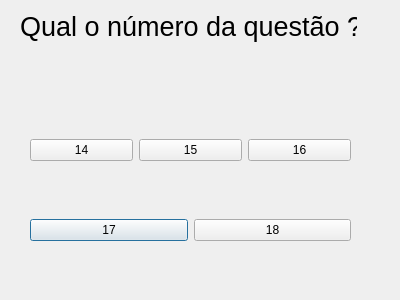
Old version of the form hardtwo.ui in the repository LuskaGarcia/GenioQuizQTCreator.
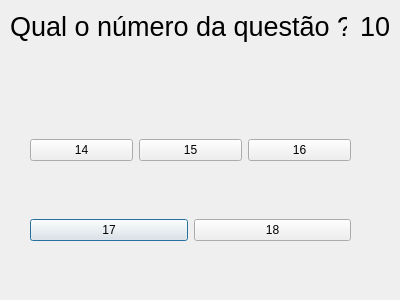
New version of the form.

The edit to the form file:
```diff
--- a/hardtwo.ui
+++ b/hardtwo.ui
@@ -16,7 +16,7 @@
   <widget class="QLabel" name="label">
    <property name="geometry">
     <rect>
-     <x>20</x>
+     <x>10</x>
      <y>10</y>
      <width>337</width>
      <height>33</height>
@@ -60,6 +60,24 @@
     </item>
    </layout>
   </widget>
+  <widget class="QLabel" name="contagemLabel">
+   <property name="geometry">
+    <rect>
+     <x>360</x>
+     <y>10</y>
+     <width>30</width>
+     <height>33</height>
+    </rect>
+   </property>
+   <property name="font">
+    <font>
+     <pointsize>20</pointsize>
+    </font>
+   </property>
+   <property name="text">
+    <string>10</string>
+   </property>
+  </widget>
   <widget class="QWidget" name="">
    <property name="geometry">
     <rect>
```
